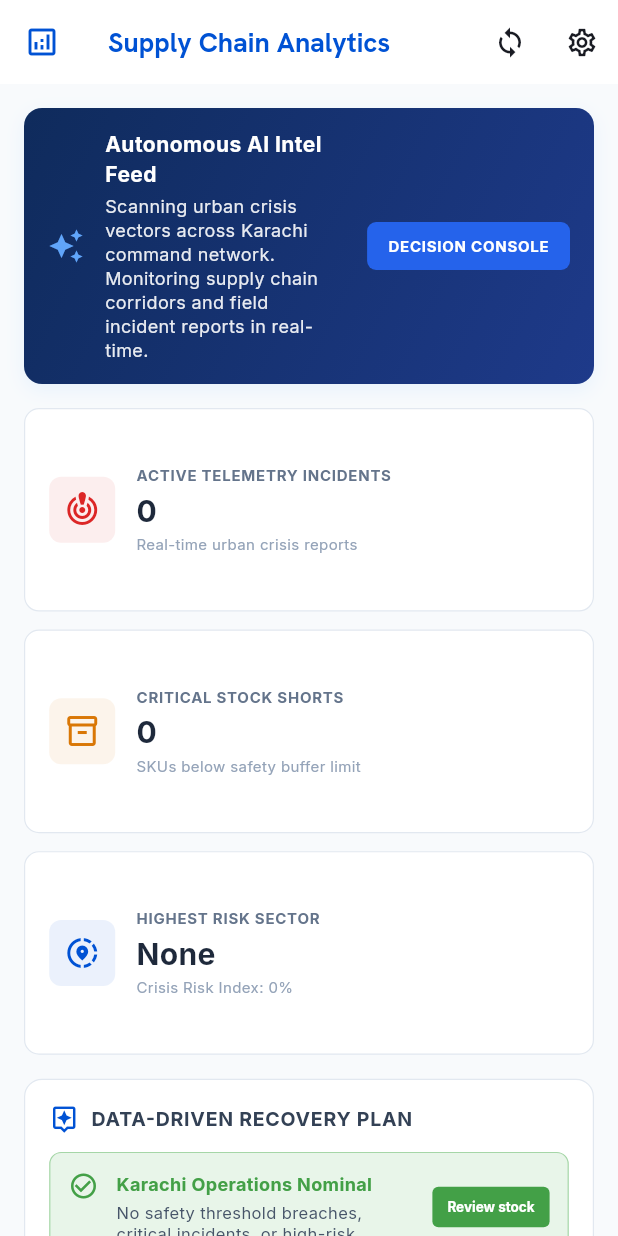
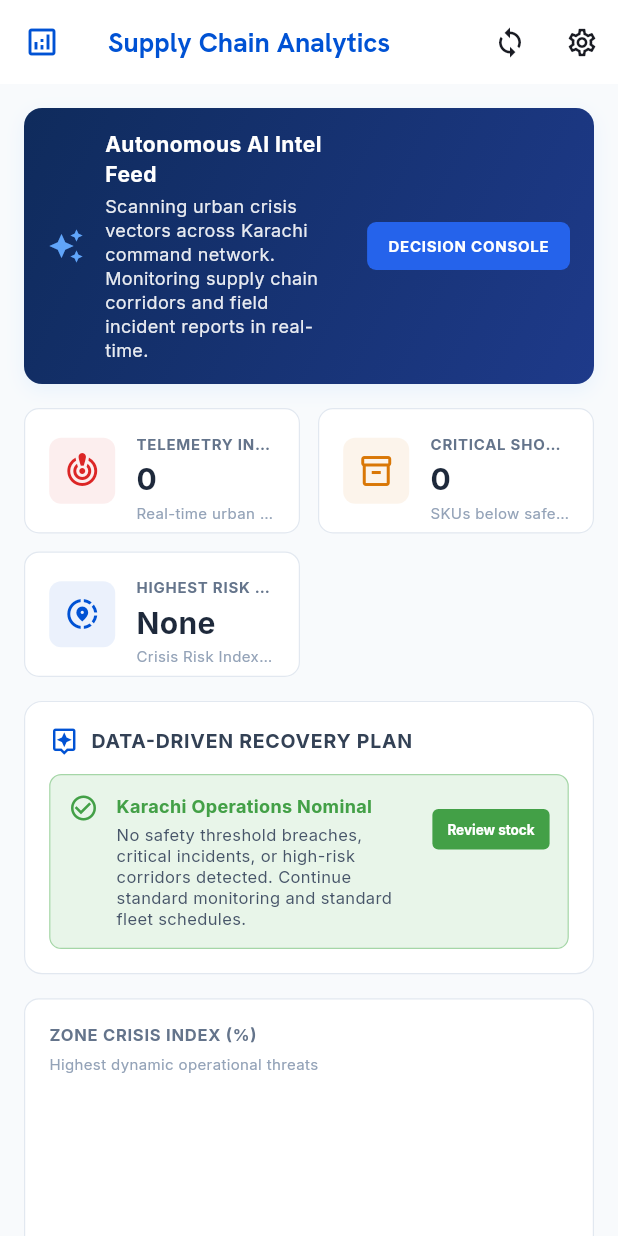
Before and after one commit to Zainab2725/optiflow, a Flutter app: the AnalyticsScreen screen opened directly, on a phone screen of 412 x 824 dp. Run offline on Flutter 3.47's test engine with Material 3 defaults, Android fonts, the phone set to English and light mode, and no system bars; our stand-ins replace cloud_firestore, firebase_auth, firebase_core, fl_chart, google_fonts; accounts and stored records are empty; network calls fail.

Commit message:
building frontend Autonomous Agent System

```diff
--- a/optiflow_app/lib/screens/analytics_screen.dart
+++ b/optiflow_app/lib/screens/analytics_screen.dart
@@ -1,8 +1,10 @@
 import 'package:flutter/material.dart';
+import 'package:provider/provider.dart';
 import 'package:fl_chart/fl_chart.dart';
 import 'dart:math' as math;
 import '../theme.dart';
 import '../services/api_service.dart';
+import '../services/agent_state_provider.dart';
 import 'profile_screen.dart';
 import 'fleet_screen.dart';
 import 'agent_console_screen.dart';
@@ -245,6 +247,9 @@ class _AnalyticsScreenState extends State<AnalyticsScreen> with SingleTickerProv
 
   @override
   Widget build(BuildContext context) {
+    final state = context.watch<AgentStateProvider>();
+    final latestResult = state.latestResult;
+
     return Scaffold(
       backgroundColor: const Color(0xFFF8FAFC),
       appBar: AppBar(
@@ -278,7 +283,7 @@ class _AnalyticsScreenState extends State<AnalyticsScreen> with SingleTickerProv
                 children: [
                   _buildPredictionBanner(),
                   const SizedBox(height: 16),
-                  _buildStatsSummaryGrid(),
+                  _buildStatsSummaryGrid(latestResult),
                   const SizedBox(height: 16),
                   _buildRecommendationsSection(),
                   const SizedBox(height: 16),
@@ -364,33 +369,58 @@ class _AnalyticsScreenState extends State<AnalyticsScreen> with SingleTickerProv
     );
   }
 
-  Widget _buildStatsSummaryGrid() {
+  Widget _buildStatsSummaryGrid(Map<String, dynamic>? latestResult) {
     final highestRisk = _getHighestRiskZoneData();
     final criticalStockCount = _getCriticalStockCount();
     final activeIncidentsCount = _incidentsList.length;
 
+    String aiDelaySavings = 'N/A';
+    String aiRiskReduction = 'N/A';
+
+    if (latestResult != null) {
+      final metrics = latestResult['simulation']?['impact_metrics'] as Map<String, dynamic>? ?? {};
+      aiDelaySavings = metrics['delay_reduction']?.toString() ?? metrics['eta_improvement']?.toString() ?? 'N/A';
+      aiRiskReduction = metrics['risk_reduction']?.toString() ?? metrics['alternative_route_safety']?.toString() ?? 'N/A';
+    }
+
     return GridView.count(
-      crossAxisCount: MediaQuery.of(context).size.width > 600 ? 3 : 1,
+      crossAxisCount: MediaQuery.of(context).size.width > 600 ? 4 : 2,
       shrinkWrap: true,
       physics: const NeverScrollableScrollPhysics(),
       crossAxisSpacing: 12,
       mainAxisSpacing: 12,
-      childAspectRatio: 2.8,
+      childAspectRatio: 2.2,
       children: [
         _buildStatCard(
-          title: 'ACTIVE TELEMETRY INCIDENTS',
+          title: 'TELEMETRY INCIDENTS',
           value: activeIncidentsCount.toString(),
-          subtitle: 'Real-time urban crisis reports',
+          subtitle: 'Real-time urban reports',
           icon: Icons.crisis_alert_outlined,
           color: AppTheme.criticalRed,
         ),
         _buildStatCard(
-          title: 'CRITICAL STOCK SHORTS',
+          title: 'CRITICAL SHORTS',
           value: criticalStockCount.toString(),
-          subtitle: 'SKUs below safety buffer limit',
+          subtitle: 'SKUs below safety buffer',
           icon: Icons.inventory_2_outlined,
           color: AppTheme.warning,
         ),
+        if (latestResult != null) ...[
+          _buildStatCard(
+            title: 'AI DELAY REDUCTION',
+            value: aiDelaySavings,
+            subtitle: 'Logistics time saved',
+            icon: Icons.timer_outlined,
+            color: AppTheme.successGreen,
+          ),
+          _buildStatCard(
+            title: 'AI RISK REDUCTION',
+            value: aiRiskReduction,
+            subtitle: 'Safety optimization gain',
+            icon: Icons.security_outlined,
+            color: Colors.blueAccent,
+          ),
+        ] else ...[
           _buildStatCard(
             title: 'HIGHEST RISK SECTOR',
             value: highestRisk['zone'],
@@ -398,6 +428,7 @@ class _AnalyticsScreenState extends State<AnalyticsScreen> with SingleTickerProv
             icon: Icons.share_location_outlined,
             color: AppTheme.primary,
           ),
+        ],
       ],
     );
   }
```
Lines whose indentation alone changed are shown as unchanged.
